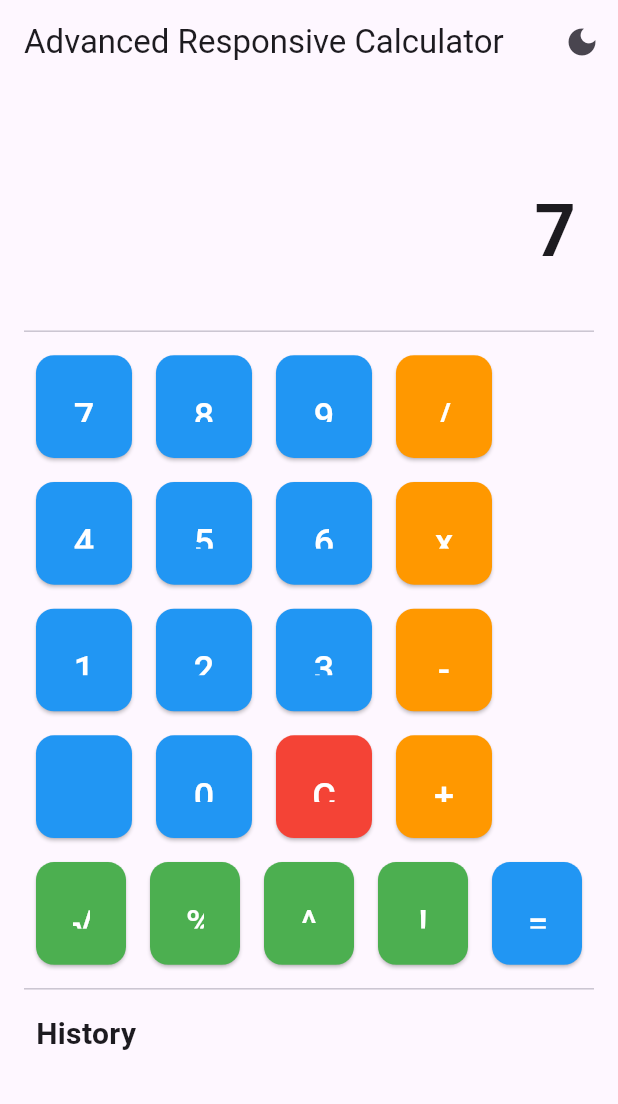
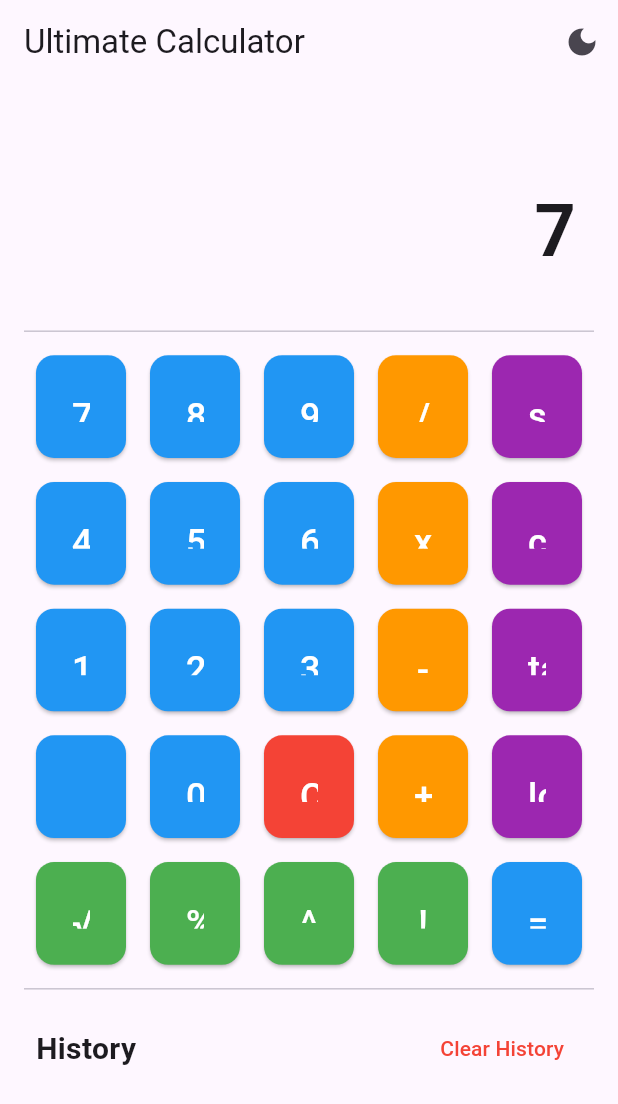
Before and after one commit to Zack9993/Simple-Flutter-Calculator-Application, a Flutter app: the screen it shows after launch, after a tap on an icon or button, on a phone screen of 412 x 824 dp. Shown: the top 1104 px of the screen. Run offline on Flutter 3.47's test engine with Material 3 defaults, Android fonts, the phone set to English and light mode, and no system bars.

Commit message:
trignomentry, animations and clear functions

```diff
--- a/lib/main.dart
+++ b/lib/main.dart
@@ -1,4 +1,5 @@
 import 'package:flutter/material.dart';
+import 'dart:math' as math;
 
 void main() {
   runApp(CalculatorApp());
@@ -8,7 +9,7 @@ class CalculatorApp extends StatelessWidget {
   @override
   Widget build(BuildContext context) {
     return MaterialApp(
-      title: 'Advanced Responsive Calculator',
+      title: 'Ultimate Calculator',
       theme: ThemeData(
         primarySwatch: Colors.blue,
         visualDensity: VisualDensity.adaptivePlatformDensity,
@@ -37,6 +38,7 @@ class _CalculatorScreenState extends State<CalculatorScreen> with SingleTickerPr
   List<String> history = [];
   late AnimationController _animationController;
   late Animation<Color?> _buttonColorAnimation;
+  late Animation<double> _buttonScaleAnimation;
 
   @override
   void initState() {
@@ -49,6 +51,12 @@ class _CalculatorScreenState extends State<CalculatorScreen> with SingleTickerPr
       begin: Colors.blue,
       end: Colors.blueAccent,
     ).animate(_animationController);
+    _buttonScaleAnimation = Tween<double>(begin: 1.0, end: 1.2).animate(
+      CurvedAnimation(
+        parent: _animationController,
+        curve: Curves.easeInOut,
+      ),
+    );
   }
 
   void buttonPressed(String buttonText) {
@@ -61,7 +69,7 @@ class _CalculatorScreenState extends State<CalculatorScreen> with SingleTickerPr
       num1 = 0;
       num2 = 0;
       operand = "";
-    } else if (buttonText == "+" || buttonText == "-" || buttonText == "x" || buttonText == "/" || buttonText == "%" || buttonText == "√" || buttonText == "^" || buttonText == "!") {
+    } else if (buttonText == "+" || buttonText == "-" || buttonText == "x" || buttonText == "/" || buttonText == "%" || buttonText == "√" || buttonText == "^" || buttonText == "!" || buttonText == "sin" || buttonText == "cos" || buttonText == "tan" || buttonText == "log") {
       num1 = double.parse(output);
       operand = buttonText;
       _output = "0";
@@ -95,13 +103,25 @@ class _CalculatorScreenState extends State<CalculatorScreen> with SingleTickerPr
           _output = (num1 % num2).toString();
           break;
         case "√":
-          _output = (num1 * num1).toString();
+          _output = (math.sqrt(num1)).toString();
           break;
         case "^":
-          _output = (num1 * num1 * num1).toString();
+          _output = (math.pow(num1, num2)).toString();
           break;
         case "!":
           _output = factorial(num1.toInt()).toString();
+          break;
+        case "sin":
+          _output = (math.sin(num1)).toString();
+          break;
+        case "cos":
+          _output = (math.cos(num1)).toString();
+          break;
+        case "tan":
+          _output = (math.tan(num1)).toString();
+          break;
+        case "log":
+          _output = (math.log(num1)).toString();
           break;
       }
 
@@ -109,12 +129,6 @@ class _CalculatorScreenState extends State<CalculatorScreen> with SingleTickerPr
       num1 = 0;
       num2 = 0;
       operand = "";
-    } else if (buttonText == "√") {
-      num1 = double.parse(output);
-      _output = (num1 * num1).toString();
-    } else if (buttonText == "%") {
-      num1 = double.parse(output);
-      _output = (num1 / 100).toString();
     } else {
       _output = _output == "0" ? buttonText : _output + buttonText;
     }
@@ -129,15 +143,23 @@ class _CalculatorScreenState extends State<CalculatorScreen> with SingleTickerPr
     return n * factorial(n - 1);
   }
 
+  void clearHistory() {
+    setState(() {
+      history.clear();
+    });
+  }
+
   Widget buildButton(String buttonText, {Color? color}) {
     return Flexible(
       flex: 1,
       child: Padding(
         padding: const EdgeInsets.all(8.0),
         child: AnimatedBuilder(
-          animation: _buttonColorAnimation,
+          animation: _buttonScaleAnimation,
           builder: (context, child) {
-            return ElevatedButton(
+            return Transform.scale(
+              scale: _buttonScaleAnimation.value,
+              child: ElevatedButton(
                 style: ElevatedButton.styleFrom(
                   backgroundColor: color ?? _buttonColorAnimation.value,
                   padding: EdgeInsets.all(24.0),
@@ -149,6 +171,7 @@ class _CalculatorScreenState extends State<CalculatorScreen> with SingleTickerPr
                 child: Text(
                   buttonText,
                   style: TextStyle(fontSize: 24.0, color: Colors.white),
+                ),
               ),
             );
           },
@@ -165,7 +188,7 @@ class _CalculatorScreenState extends State<CalculatorScreen> with SingleTickerPr
 
     return Scaffold(
       appBar: AppBar(
-        title: Text('Advanced Responsive Calculator'),
+        title: Text('Ultimate Calculator'),
         actions: [
           IconButton(
             icon: Icon(isDarkMode ? Icons.light_mode : Icons.dark_mode),
@@ -210,6 +233,7 @@ class _CalculatorScreenState extends State<CalculatorScreen> with SingleTickerPr
                           buildButton("8"),
                           buildButton("9"),
                           buildButton("/", color: Colors.orange),
+                          buildButton("sin", color: Colors.purple),
                         ],
                       ),
                     ),
@@ -220,6 +244,7 @@ class _CalculatorScreenState extends State<CalculatorScreen> with SingleTickerPr
                           buildButton("5"),
                           buildButton("6"),
                           buildButton("x", color: Colors.orange),
+                          buildButton("cos", color: Colors.purple),
                         ],
                       ),
                     ),
@@ -230,6 +255,7 @@ class _CalculatorScreenState extends State<CalculatorScreen> with SingleTickerPr
                           buildButton("2"),
                           buildButton("3"),
                           buildButton("-", color: Colors.orange),
+                          buildButton("tan", color: Colors.purple),
                         ],
                       ),
                     ),
@@ -240,6 +266,7 @@ class _CalculatorScreenState extends State<CalculatorScreen> with SingleTickerPr
                           buildButton("0"),
                           buildButton("C", color: Colors.red),
                           buildButton("+", color: Colors.orange),
+                          buildButton("log", color: Colors.purple),
                         ],
                       ),
                     ),
@@ -265,9 +292,21 @@ class _CalculatorScreenState extends State<CalculatorScreen> with SingleTickerPr
                   child: Column(
                     crossAxisAlignment: CrossAxisAlignment.start,
                     children: [
+                      Row(
+                        mainAxisAlignment: MainAxisAlignment.spaceBetween,
+                        children: [
                           Text(
                             "History",
                             style: TextStyle(fontSize: 20, fontWeight: FontWeight.bold),
+                          ),
+                          TextButton(
+                            onPressed: clearHistory,
+                            child: Text(
+                              "Clear History",
+                              style: TextStyle(color: Colors.red),
+                            ),
+                          ),
+                        ],
                       ),
                       Expanded(
                         child: ListView.builder(
```
Also changed, not shown: 1 other file. Lines whose indentation alone changed are shown as unchanged.
